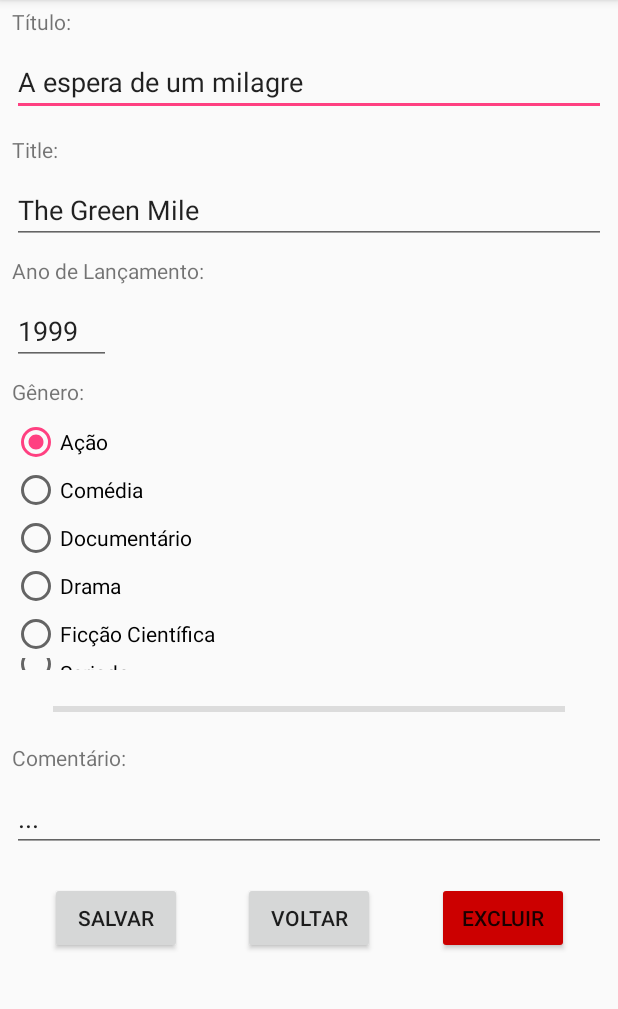
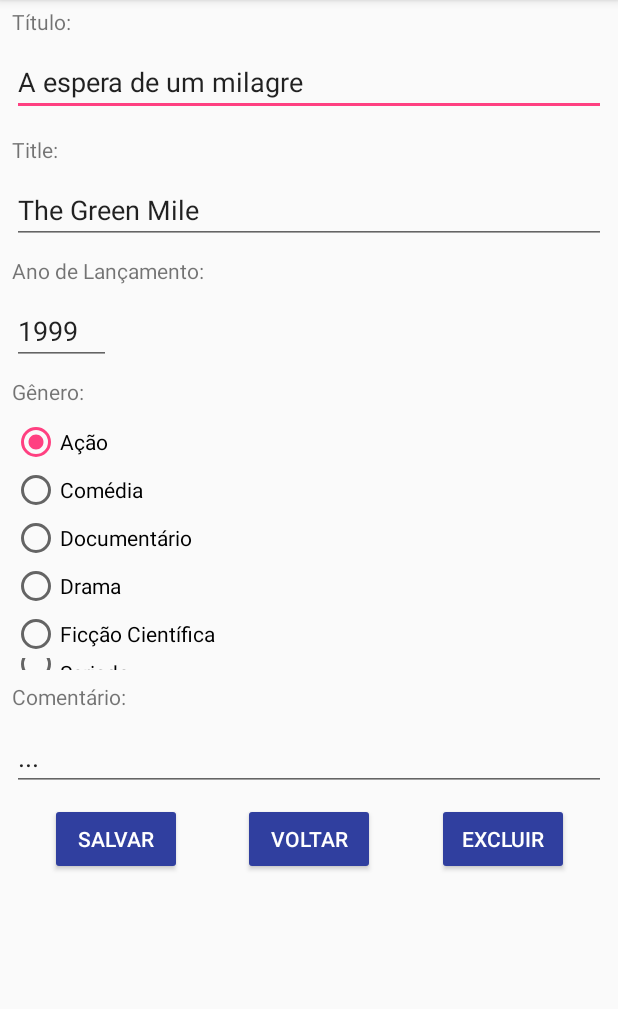
Before and after one commit to tofarias/android-mymovies, an Android app: the screen it shows after launch (EditActivity), after a tap on "The Green Mile", on a phone screen of 412 x 824 dp, the part 84-1093 px from its top. Run offline under Robolectric (Android 15) with nearby library versions, the light colour scheme and no system bars.

Commit message:
Fix cor dos botões da tela de edição

```diff
--- a/app/src/main/res/layout/activity_edit.xml
+++ b/app/src/main/res/layout/activity_edit.xml
@@ -11,7 +11,7 @@
         xmlns:app="http://schemas.android.com/apk/res-auto"
         xmlns:tools="http://schemas.android.com/tools"
         android:layout_width="match_parent"
-        android:layout_height="match_parent"
+        android:layout_height="wrap_content"
         tools:context=".EditActivity">
 
         <EditText
@@ -107,21 +107,9 @@
             android:id="@+id/textView2"
             android:layout_width="wrap_content"
             android:layout_height="wrap_content"
-            android:layout_marginBottom="8dp"
             android:layout_marginStart="8dp"
+            android:layout_marginTop="8dp"
             android:text="Comentário:"
-            app:layout_constraintBottom_toTopOf="@+id/edtComment"
-            app:layout_constraintStart_toStartOf="parent" />
-
-        <View
-            android:id="@+id/divider"
-            android:layout_width="341dp"
-            android:layout_height="4dp"
-            android:layout_marginEnd="8dp"
-            android:layout_marginStart="8dp"
-            android:layout_marginTop="24dp"
-            android:background="?android:attr/listDivider"
-            app:layout_constraintEnd_toEndOf="parent"
             app:layout_constraintStart_toStartOf="parent"
             app:layout_constraintTop_toBottomOf="@+id/rb_categories" />
 
@@ -129,18 +117,15 @@
             android:id="@+id/edtComment"
             android:layout_width="0dp"
             android:layout_height="wrap_content"
-            android:layout_marginBottom="8dp"
             android:layout_marginEnd="8dp"
             android:layout_marginStart="8dp"
-            android:layout_marginTop="48dp"
+            android:layout_marginTop="8dp"
             android:ems="10"
             android:inputType="textMultiLine"
-            app:layout_constraintBottom_toBottomOf="parent"
             app:layout_constraintEnd_toEndOf="parent"
             app:layout_constraintHorizontal_bias="0.0"
             app:layout_constraintStart_toStartOf="parent"
-            app:layout_constraintTop_toBottomOf="@+id/rb_categories"
-            app:layout_constraintVertical_bias="0.32" />
+            app:layout_constraintTop_toBottomOf="@+id/textView2" />
 
         <Button
             android:id="@+id/btnSave"
@@ -148,9 +133,12 @@
             android:layout_height="wrap_content"
             android:layout_marginEnd="8dp"
             android:layout_marginStart="8dp"
-            android:layout_marginTop="20dp"
+            android:layout_marginTop="8dp"
             android:onClick="updateMovie"
             android:text="Salvar"
+            android:backgroundTint="?attr/actionModeSplitBackground"
+            android:textColor="@android:color/background_light"
+            app:layout_constraintBottom_toBottomOf="parent"
             app:layout_constraintEnd_toStartOf="@+id/btnVoltar"
             app:layout_constraintHorizontal_bias="0.0"
             app:layout_constraintStart_toStartOf="parent"
@@ -162,13 +150,16 @@
             android:layout_height="wrap_content"
             android:layout_marginEnd="8dp"
             android:layout_marginStart="8dp"
-            android:layout_marginTop="20dp"
-            android:backgroundTint="@android:color/holo_red_dark"
+            android:layout_marginTop="8dp"
+            android:backgroundTint="?attr/actionModeSplitBackground"
             android:onClick="deleteMovie"
             android:text="Excluir"
+            android:textColor="@android:color/background_light"
+            app:layout_constraintBottom_toBottomOf="parent"
             app:layout_constraintEnd_toEndOf="parent"
             app:layout_constraintStart_toEndOf="@+id/btnVoltar"
-            app:layout_constraintTop_toBottomOf="@+id/edtComment" />
+            app:layout_constraintTop_toBottomOf="@+id/edtComment"
+            app:layout_constraintVertical_bias="0.0" />
 
         <Button
             android:id="@+id/btnVoltar"
@@ -176,9 +167,12 @@
             android:layout_height="wrap_content"
             android:layout_marginEnd="8dp"
             android:layout_marginStart="8dp"
-            android:layout_marginTop="20dp"
+            android:layout_marginTop="8dp"
             android:onClick="cancelEdition"
+            android:backgroundTint="?attr/actionModeSplitBackground"
+            android:textColor="@android:color/background_light"
             android:text="Voltar"
+            app:layout_constraintBottom_toBottomOf="parent"
             app:layout_constraintEnd_toStartOf="@+id/btnDelete"
             app:layout_constraintStart_toEndOf="@+id/btnSave"
             app:layout_constraintTop_toBottomOf="@+id/edtComment" />
```
